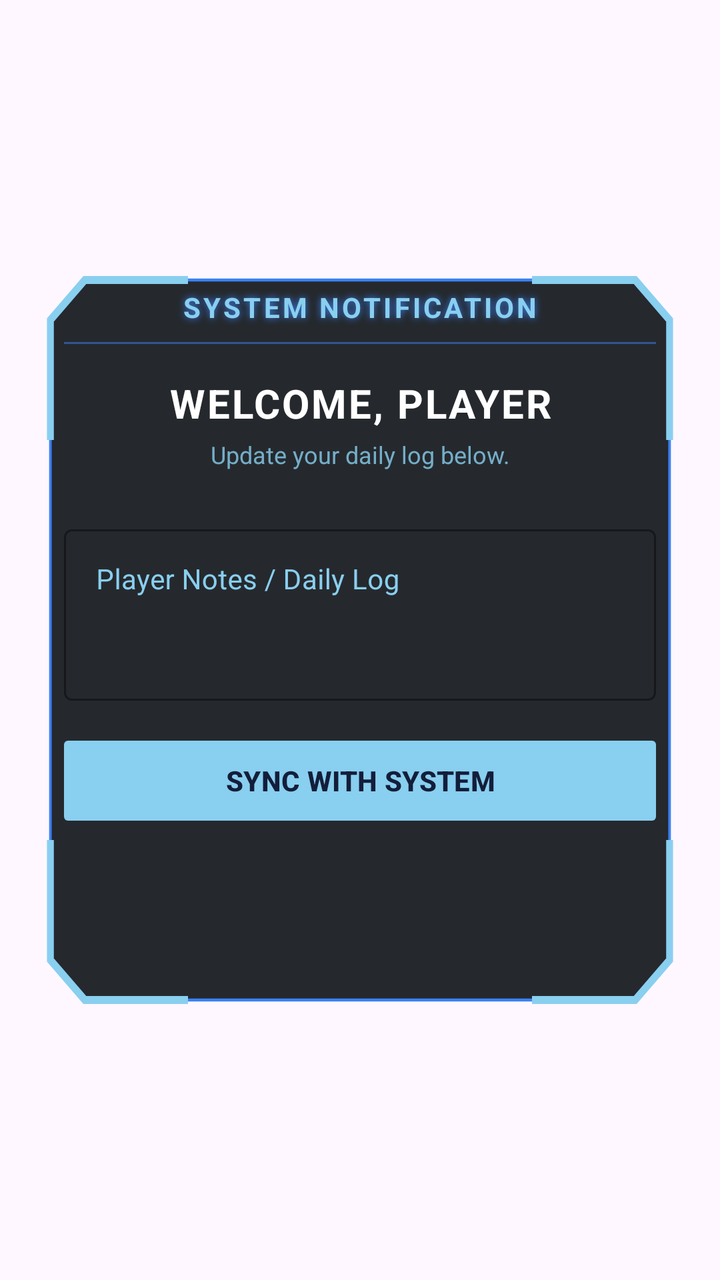
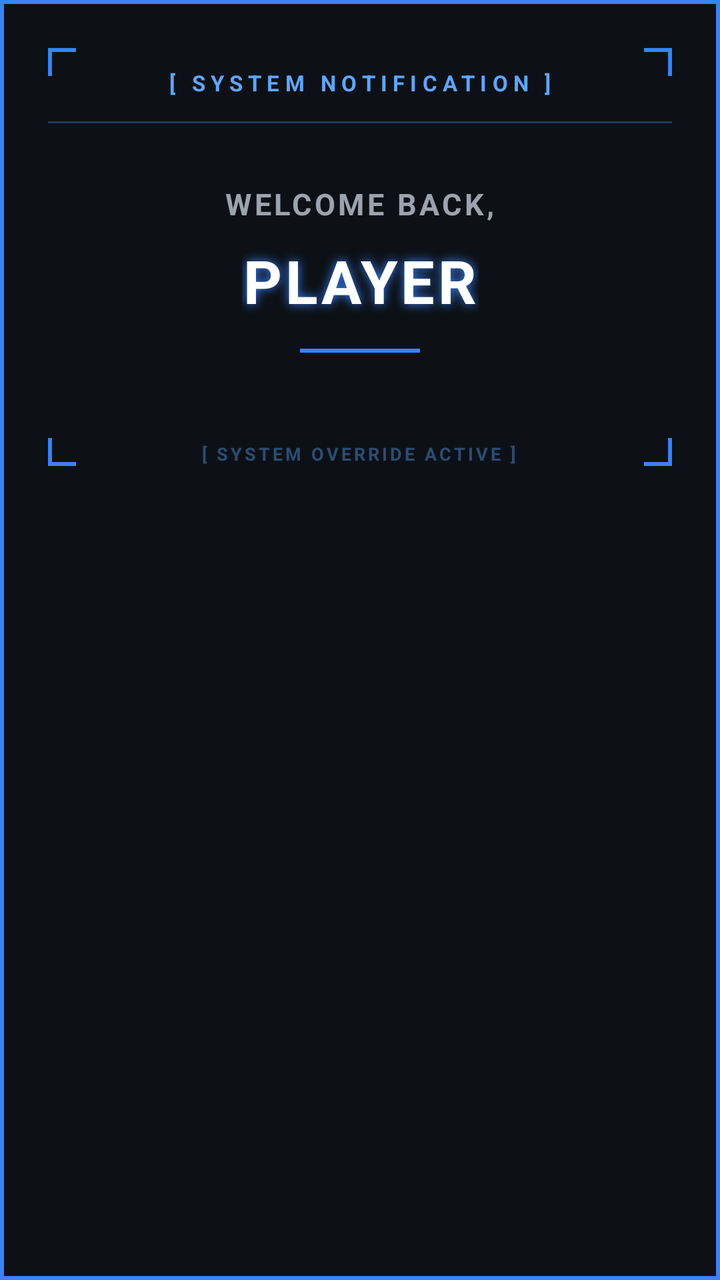

The first picture is an Android layout as it rendered before a commit; the second is the same layout after the commit. The layout source and the unified diff follow.
<!-- AndroidManifest.xml: application theme Theme.HabitFLOWS -->
<!-- res/layout/item_welcome_player.xml -->
<?xml version="1.0" encoding="utf-8"?>
<androidx.constraintlayout.widget.ConstraintLayout xmlns:android="http://schemas.android.com/apk/res/android"
    xmlns:app="http://schemas.android.com/apk/res-auto"
    android:layout_width="match_parent"
    android:layout_height="wrap_content"
    android:padding="8dp">

    <LinearLayout
        android:id="@+id/systemContainer"
        android:layout_width="match_parent"
        android:layout_height="wrap_content"
        android:background="@drawable/system"
        android:orientation="vertical"
        android:padding="24dp"
        app:layout_constraintBottom_toBottomOf="parent"
        app:layout_constraintEnd_toEndOf="parent"
        app:layout_constraintStart_toStartOf="parent"
        app:layout_constraintTop_toTopOf="parent">

        
        <TextView
            android:layout_width="match_parent"
            android:layout_height="wrap_content"
            android:gravity="center"
            android:letterSpacing="0.1"
            android:shadowColor="@color/border"
            android:shadowDx="0"
            android:shadowDy="0"
            android:shadowRadius="8"
            android:text="SYSTEM NOTIFICATION"
            android:textColor="@color/baby_blue"
            android:textSize="14sp"
            android:textStyle="bold" />

        <View
            android:layout_width="match_parent"
            android:layout_height="1dp"
            android:layout_marginTop="8dp"
            android:layout_marginBottom="16dp"
            android:background="@color/border"
            android:alpha="0.5" />

        
        <TextView
            android:id="@+id/tvWelcomePlayer"
            android:layout_width="match_parent"
            android:layout_height="wrap_content"
            android:gravity="center"
            android:text="WELCOME, PLAYER"
            android:textColor="@color/white"
            android:textSize="20sp"
            android:textStyle="bold"
            android:letterSpacing="0.05" />

        <TextView
            android:layout_width="match_parent"
            android:layout_height="wrap_content"
            android:layout_marginTop="4dp"
            android:gravity="center"
            android:text="Update your daily log below."
            android:textColor="@color/baby_blue"
            android:textSize="12sp"
            android:alpha="0.8" />

        
        <com.google.android.material.textfield.TextInputLayout
            style="@style/Widget.MaterialComponents.TextInputLayout.OutlinedBox"
            android:layout_width="match_parent"
            android:layout_height="wrap_content"
            android:layout_marginTop="24dp"
            android:hint="Player Notes / Daily Log"
            android:textColorHint="@color/baby_blue"
            app:boxStrokeColor="@color/baby_blue"
            app:hintTextColor="@color/baby_blue">

            <com.google.android.material.textfield.TextInputEditText
                android:id="@+id/etPlayerNotes"
                android:layout_width="match_parent"
                android:layout_height="wrap_content"
                android:gravity="top"
                android:inputType="textMultiLine"
                android:minLines="3"
                android:textColor="@color/white"
                android:textSize="14sp" />
        </com.google.android.material.textfield.TextInputLayout>

        
        <com.google.android.material.button.MaterialButton
            android:id="@+id/btnSaveNotes"
            android:layout_width="match_parent"
            android:layout_height="48dp"
            android:layout_marginTop="16dp"
            android:text="SYNC WITH SYSTEM"
            android:textAllCaps="true"
            android:textColor="@color/denim"
            android:textSize="14sp"
            android:textStyle="bold"
            app:backgroundTint="@color/baby_blue"
            app:cornerRadius="2dp" />

    </LinearLayout>

</androidx.constraintlayout.widget.ConstraintLayout>
<!-- resources referenced by this layout -->
<resources>
  <color name="baby_blue">#89CFEF</color>
  <color name="border">#3B82F6</color>
  <color name="denim">#131E3A</color>
  <color name="white">#FFFFFFFF</color>
  <!-- drawable system (drawable) -->
  <?xml version="1.0" encoding="utf-8"?>
  <vector xmlns:android="http://schemas.android.com/apk/res/android"
      android:width="400dp"
      android:height="400dp"
      android:viewportWidth="400"
      android:viewportHeight="400">
  
      
      <path
          android:fillAlpha="0.9"
          android:fillColor="@color/background"
          android:pathData="M40,20 L360,20 L380,40 L380,360 L360,380 L40,380 L20,360 L20,40 Z" />
  
      
      <path
          android:strokeColor="@color/border"
          android:strokeWidth="1.5"
          android:pathData="M40,20 L360,20 L380,40 L380,360 L360,380 L40,380 L20,360 L20,40 Z" />
  
      
      <path
          android:strokeColor="@color/baby_blue"
          android:strokeWidth="4"
          android:strokeLineCap="butt"
          android:pathData="M20,100 V40 L40,20 H100" />
      <path
          android:strokeColor="@color/baby_blue"
          android:strokeWidth="4"
          android:strokeLineCap="butt"
          android:pathData="M300,20 H360 L380,40 V100" />
      <path
          android:strokeColor="@color/baby_blue"
          android:strokeWidth="4"
          android:strokeLineCap="butt"
          android:pathData="M20,300 V360 L40,380 H100" />
      <path
          android:strokeColor="@color/baby_blue"
          android:strokeWidth="4"
          android:strokeLineCap="butt"
          android:pathData="M300,380 H360 L380,360 V300" />
  
  </vector>
  <style name="Theme.HabitFLOWS" parent="Base.Theme.HabitFLOWS" />
  <color name="background">#0D1117</color>
  <style name="Base.Theme.HabitFLOWS" parent="Theme.Material3.DayNight.NoActionBar">
          
          
      </style>
</resources>

<!-- the commit's change to res/layout/item_welcome_player.xml (unified diff, before → after) -->
@@ -1,103 +1,195 @@
 <?xml version="1.0" encoding="utf-8"?>
-<androidx.constraintlayout.widget.ConstraintLayout xmlns:android="http://schemas.android.com/apk/res/android"
+<com.google.android.material.card.MaterialCardView xmlns:android="http://schemas.android.com/apk/res/android"
     xmlns:app="http://schemas.android.com/apk/res-auto"
+    xmlns:tools="http://schemas.android.com/tools"
     android:layout_width="match_parent"
     android:layout_height="wrap_content"
-    android:padding="8dp">
+    android:layout_marginHorizontal="24dp"
+    app:cardBackgroundColor="#0D1117"
+    app:cardCornerRadius="0dp"
+    app:cardElevation="0dp"
+    app:strokeColor="#3B82F6"
+    app:strokeWidth="2dp">
 
-    <LinearLayout
-        android:id="@+id/systemContainer"
+    <androidx.constraintlayout.widget.ConstraintLayout
         android:layout_width="match_parent"
-        android:layout_height="wrap_content"
-        android:background="@drawable/system"
-        android:orientation="vertical"
-        android:padding="24dp"
-        app:layout_constraintBottom_toBottomOf="parent"
-        app:layout_constraintEnd_toEndOf="parent"
-        app:layout_constraintStart_toStartOf="parent"
-        app:layout_constraintTop_toTopOf="parent">
+        android:layout_height="257dp"
+        android:padding="24dp">
 
         
+        <View
+            android:layout_width="14dp"
+            android:layout_height="2dp"
+            android:background="#3B82F6"
+            app:layout_constraintStart_toStartOf="parent"
+            app:layout_constraintTop_toTopOf="parent" />
+
+        <View
+            android:layout_width="2dp"
+            android:layout_height="14dp"
+            android:background="#3B82F6"
+            app:layout_constraintStart_toStartOf="parent"
+            app:layout_constraintTop_toTopOf="parent" />
+
+        
+        <View
+            android:layout_width="14dp"
+            android:layout_height="2dp"
+            android:background="#3B82F6"
+            app:layout_constraintEnd_toEndOf="parent"
+            app:layout_constraintTop_toTopOf="parent" />
+
+        <View
+            android:layout_width="2dp"
+            android:layout_height="14dp"
+            android:background="#3B82F6"
+            app:layout_constraintEnd_toEndOf="parent"
+            app:layout_constraintTop_toTopOf="parent" />
+
+        
+        <LinearLayout
+            android:id="@+id/llWelcomeHeader"
+            android:layout_width="wrap_content"
+            android:layout_height="wrap_content"
+            android:layout_marginTop="10dp"
+            android:gravity="center_vertical"
+            android:orientation="horizontal"
+            app:layout_constraintEnd_toEndOf="parent"
+            app:layout_constraintStart_toStartOf="parent"
+            app:layout_constraintTop_toTopOf="parent">
+
+            <TextView
+                android:layout_width="wrap_content"
+                android:layout_height="wrap_content"
+                android:layout_marginHorizontal="10dp"
+                android:letterSpacing="0.25"
+                android:text="[ SYSTEM NOTIFICATION ]"
+                android:textColor="#60A5FA"
+                android:textSize="11sp"
+                android:textStyle="bold" />
+
+        </LinearLayout>
+
+        
+        <View
+            android:id="@+id/welcomeDivider"
+            android:layout_width="0dp"
+            android:layout_height="1dp"
+            android:layout_marginTop="12dp"
+            android:background="#1E3A5F"
+            app:layout_constraintEnd_toEndOf="parent"
+            app:layout_constraintStart_toStartOf="parent"
+            app:layout_constraintTop_toBottomOf="@id/llWelcomeHeader" />
+
+
+        
+
         <TextView
-            android:layout_width="match_parent"
+            android:id="@+id/tvWelcomeLabel"
+            android:layout_width="wrap_content"
             android:layout_height="wrap_content"
-            android:gravity="center"
             android:letterSpacing="0.1"
-            android:shadowColor="@color/border"
+            android:text="WELCOME BACK,"
+            android:textColor="#9CA3AF"
+            android:textSize="15sp"
+            android:textStyle="bold"
+            app:layout_constraintBottom_toBottomOf="parent"
+            app:layout_constraintEnd_toEndOf="parent"
+            app:layout_constraintStart_toStartOf="parent"
+            app:layout_constraintTop_toTopOf="parent"
+            app:layout_constraintVertical_bias="0.359" />
+
+        <TextView
+            android:id="@+id/tvWelcomePlayer"
+            android:layout_width="wrap_content"
+            android:layout_height="wrap_content"
+            android:layout_marginTop="8dp"
+            android:letterSpacing="0.05"
+            android:shadowColor="#3B82F6"
             android:shadowDx="0"
             android:shadowDy="0"
-            android:shadowRadius="8"
-            android:text="SYSTEM NOTIFICATION"
-            android:textColor="@color/baby_blue"
-            android:textSize="14sp"
-            android:textStyle="bold" />
+            android:shadowRadius="12"
+            android:text="PLAYER"
+            android:textColor="#FFFFFF"
+            android:textSize="30sp"
+            android:textStyle="bold"
+            app:layout_constraintEnd_toEndOf="parent"
+            app:layout_constraintStart_toStartOf="parent"
+            app:layout_constraintTop_toBottomOf="@id/tvWelcomeLabel" />
 
         <View
-            android:layout_width="match_parent"
-            android:layout_height="1dp"
-            android:layout_marginTop="8dp"
-            android:layout_marginBottom="16dp"
-            android:background="@color/border"
-            android:alpha="0.5" />
+            android:id="@+id/accentLine"
+            android:layout_width="60dp"
+            android:layout_height="2dp"
+            android:layout_marginTop="14dp"
+            android:background="#3B82F6"
+            app:layout_constraintEnd_toEndOf="parent"
+            app:layout_constraintStart_toStartOf="parent"
+            app:layout_constraintTop_toBottomOf="@id/tvWelcomePlayer" />
 
         
-        <TextView
-            android:id="@+id/tvWelcomePlayer"
-            android:layout_width="match_parent"
+        <LinearLayout
+            android:id="@+id/llStatusRow"
+            android:layout_width="wrap_content"
             android:layout_height="wrap_content"
-            android:gravity="center"
-            android:text="WELCOME, PLAYER"
-            android:textColor="@color/white"
-            android:textSize="20sp"
-            android:textStyle="bold"
-            android:letterSpacing="0.05" />
+            android:layout_marginTop="16dp"
+            android:gravity="center_vertical"
+            android:orientation="horizontal"
+            app:layout_constraintEnd_toEndOf="parent"
+            app:layout_constraintStart_toStartOf="parent"
+            app:layout_constraintTop_toBottomOf="@id/accentLine" />
+
+        
+
+        
+
+        
 
         <TextView
-            android:layout_width="match_parent"
+            android:id="@+id/tvSystemOverride"
+            android:layout_width="wrap_content"
             android:layout_height="wrap_content"
-            android:layout_marginTop="4dp"
-            android:gravity="center"
-            android:text="Update your daily log below."
-            android:textColor="@color/baby_blue"
-            android:textSize="12sp"
-            android:alpha="0.8" />
+            android:alpha="0.4"
+            android:letterSpacing="0.15"
+            android:text="[ SYSTEM OVERRIDE ACTIVE ]"
+            android:textColor="#60A5FA"
+            android:textSize="9sp"
+            android:textStyle="bold"
+            app:layout_constraintBottom_toBottomOf="parent"
+            app:layout_constraintEnd_toEndOf="parent"
+            app:layout_constraintHorizontal_bias="0.496"
+            app:layout_constraintStart_toStartOf="parent"
+            app:layout_constraintTop_toTopOf="parent"
+            app:layout_constraintVertical_bias="1.0" />
+
+        <View
+            android:layout_width="14dp"
+            android:layout_height="2dp"
+            android:background="#3B82F6"
+            app:layout_constraintBottom_toBottomOf="parent"
+            app:layout_constraintStart_toStartOf="parent" />
+
+        <View
+            android:layout_width="2dp"
+            android:layout_height="14dp"
+            android:background="#3B82F6"
+            app:layout_constraintBottom_toBottomOf="parent"
+            app:layout_constraintStart_toStartOf="parent" />
 
         
-        <com.google.android.material.textfield.TextInputLayout
-            style="@style/Widget.MaterialComponents.TextInputLayout.OutlinedBox"
-            android:layout_width="match_parent"
-            android:layout_height="wrap_content"
-            android:layout_marginTop="24dp"
-            android:hint="Player Notes / Daily Log"
-            android:textColorHint="@color/baby_blue"
-            app:boxStrokeColor="@color/baby_blue"
-            app:hintTextColor="@color/baby_blue">
+        <View
+            android:layout_width="14dp"
+            android:layout_height="2dp"
+            android:background="#3B82F6"
+            app:layout_constraintBottom_toBottomOf="parent"
+            app:layout_constraintEnd_toEndOf="parent" />
 
-            <com.google.android.material.textfield.TextInputEditText
-                android:id="@+id/etPlayerNotes"
-                android:layout_width="match_parent"
-                android:layout_height="wrap_content"
-                android:gravity="top"
-                android:inputType="textMultiLine"
-                android:minLines="3"
-                android:textColor="@color/white"
-                android:textSize="14sp" />
-        </com.google.android.material.textfield.TextInputLayout>
+        <View
+            android:layout_width="2dp"
+            android:layout_height="14dp"
+            android:background="#3B82F6"
+            app:layout_constraintBottom_toBottomOf="parent"
+            app:layout_constraintEnd_toEndOf="parent" />
 
-        
-        <com.google.android.material.button.MaterialButton
-            android:id="@+id/btnSaveNotes"
-            android:layout_width="match_parent"
-            android:layout_height="48dp"
-            android:layout_marginTop="16dp"
-            android:text="SYNC WITH SYSTEM"
-            android:textAllCaps="true"
-            android:textColor="@color/denim"
-            android:textSize="14sp"
-            android:textStyle="bold"
-            app:backgroundTint="@color/baby_blue"
-            app:cornerRadius="2dp" />
-
-    </LinearLayout>
-
-</androidx.constraintlayout.widget.ConstraintLayout>
+    </androidx.constraintlayout.widget.ConstraintLayout>
+</com.google.android.material.card.MaterialCardView>
<!-- resource entries referenced after the edit -->
@@ -1,54 +1,6 @@
 <!-- resources referenced by this layout -->
 <resources>
-  <color name="baby_blue">#89CFEF</color>
-  <color name="border">#3B82F6</color>
-  <color name="denim">#131E3A</color>
-  <color name="white">#FFFFFFFF</color>
-  <!-- drawable system (drawable) -->
-  <?xml version="1.0" encoding="utf-8"?>
-  <vector xmlns:android="http://schemas.android.com/apk/res/android"
-      android:width="400dp"
-      android:height="400dp"
-      android:viewportWidth="400"
-      android:viewportHeight="400">
-  
-      
-      <path
-          android:fillAlpha="0.9"
-          android:fillColor="@color/background"
-          android:pathData="M40,20 L360,20 L380,40 L380,360 L360,380 L40,380 L20,360 L20,40 Z" />
-  
-      
-      <path
-          android:strokeColor="@color/border"
-          android:strokeWidth="1.5"
-          android:pathData="M40,20 L360,20 L380,40 L380,360 L360,380 L40,380 L20,360 L20,40 Z" />
-  
-      
-      <path
-          android:strokeColor="@color/baby_blue"
-          android:strokeWidth="4"
-          android:strokeLineCap="butt"
-          android:pathData="M20,100 V40 L40,20 H100" />
-      <path
-          android:strokeColor="@color/baby_blue"
-          android:strokeWidth="4"
-          android:strokeLineCap="butt"
-          android:pathData="M300,20 H360 L380,40 V100" />
-      <path
-          android:strokeColor="@color/baby_blue"
-          android:strokeWidth="4"
-          android:strokeLineCap="butt"
-          android:pathData="M20,300 V360 L40,380 H100" />
-      <path
-          android:strokeColor="@color/baby_blue"
-          android:strokeWidth="4"
-          android:strokeLineCap="butt"
-          android:pathData="M300,380 H360 L380,360 V300" />
-  
-  </vector>
   <style name="Theme.HabitFLOWS" parent="Base.Theme.HabitFLOWS" />
-  <color name="background">#0D1117</color>
   <style name="Base.Theme.HabitFLOWS" parent="Theme.Material3.DayNight.NoActionBar">
           
           
